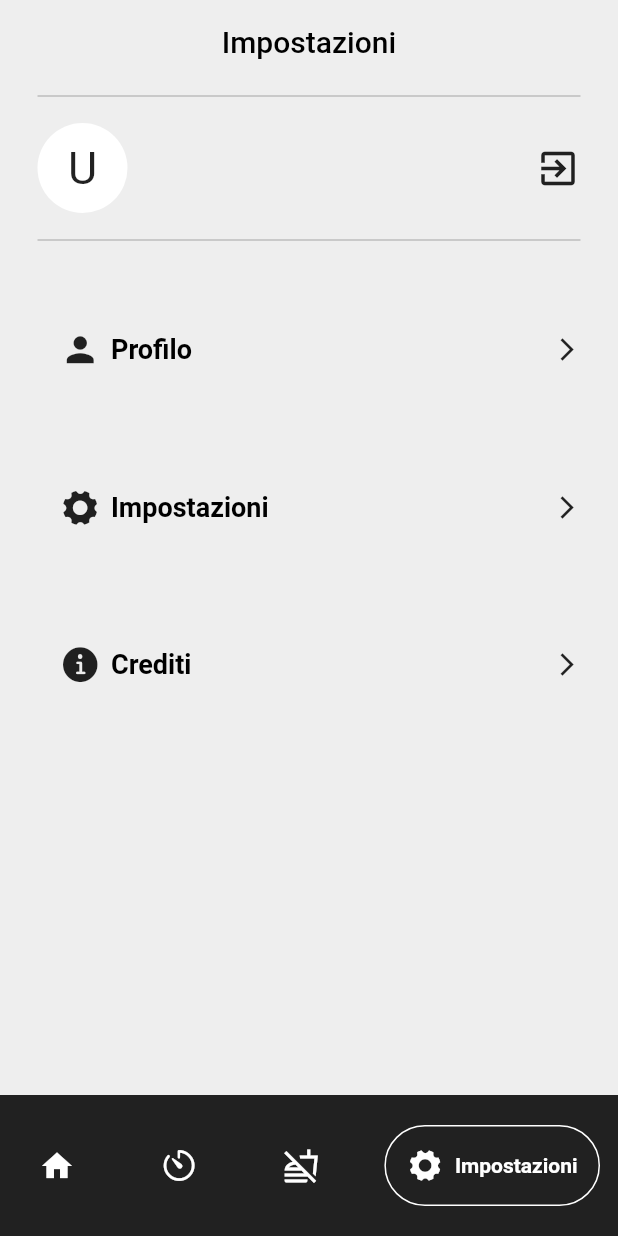
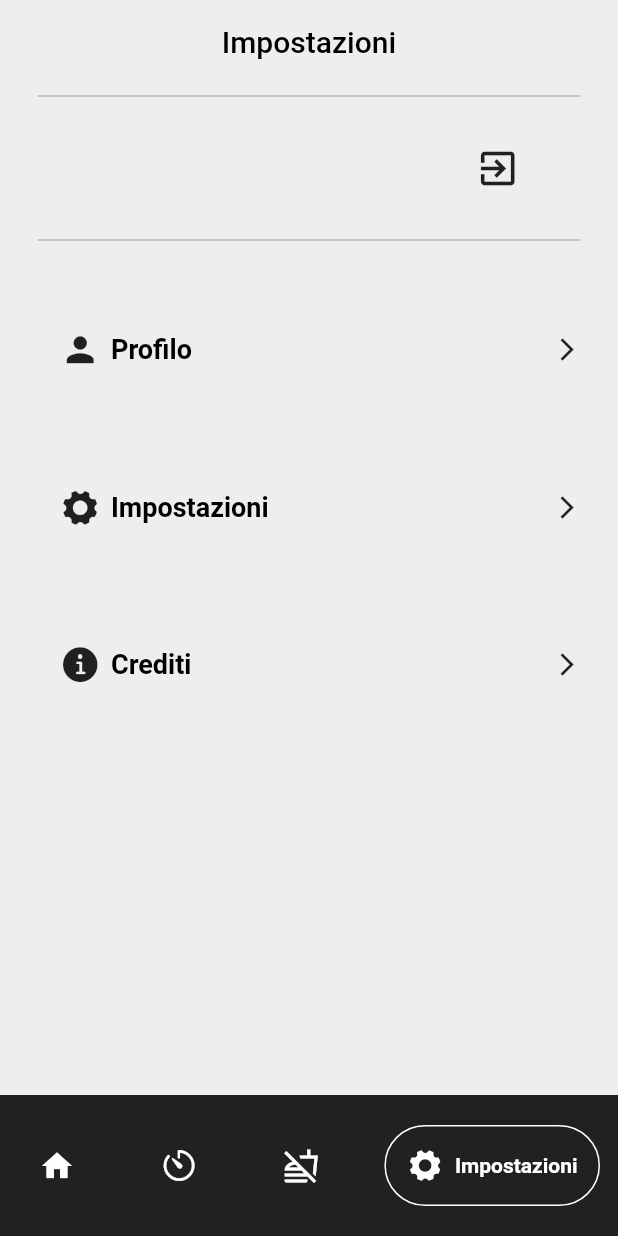
Before and after one commit to danchc/project01, a Flutter app: the screen it shows once a user with an empty profile is signed in, item 4 of the bottom bar chosen, after a tap on the "exit to app" icon, on a phone screen of 412 x 824 dp. Run offline on Flutter 3.47's test engine with Material 2 defaults, Android fonts, the phone set to English and light mode, and no system bars; drawn by our look-alikes of google_nav_bar; our stand-ins replace firebase_auth, firebase_core, fl_chart, flutter_slidable, flutter_svg, google_sign_in and 3 more; missing offline and left inert: dart:ffi; accounts and stored records are empty.

Commit message:
Implementata registrazione utente
Modificata pagina di registrazione
Modificata pagina profilo

```diff
--- a/lib/pages/logged/profilo.dart
+++ b/lib/pages/logged/profilo.dart
@@ -1,3 +1,5 @@
+import 'dart:math';
+
 import 'package:firebase_auth/firebase_auth.dart';
 import 'package:flutter/cupertino.dart';
 import 'package:flutter/material.dart';
@@ -52,34 +54,18 @@ class _ProfiloState extends State<Profilo> {
             Container(
               height: 80,
               child: Row(
-                mainAxisAlignment: MainAxisAlignment.spaceBetween,
+                mainAxisAlignment: MainAxisAlignment.spaceAround,
                 children: [
 
-                  /* foto profilo */
-                  Container(
-                    width: 60,
-                    alignment: Alignment.center,
-                    decoration: const BoxDecoration(
-                      shape: BoxShape.circle,
-                      color: Colors.white,
-                    ),
-                    child: const Text(
-                      'U',
-                      style: TextStyle(
-                        fontSize: 30,
-                      ),
-                    ),
-                  ),
-
                   /* nome utente */
-                  Padding(
-                    padding: const EdgeInsets.only(right: 100.0),
+                  Expanded(
                     child: Container(
+                      alignment: Alignment.center,
                       child: Text(
                         user.email!,
                         style: TextStyle(
                           fontFamily: 'Barlow',
-                          fontSize: 17,
+                          fontSize: 18,
                           fontWeight: FontWeight.bold,
                         ),
                       ),
@@ -87,12 +73,17 @@ class _ProfiloState extends State<Profilo> {
                   ),
 
                   /* exit button */
-                  GestureDetector(
-                    onTap: signOut,
-                    child: Container(
-                      child: const Icon(
-                        Icons.exit_to_app,
-                        size: 30,
+                  Flexible(
+                    fit: FlexFit.loose,
+                    child: GestureDetector(
+                      onTap: signOut,
+                      child: Container(
+                        width: 40,
+                        alignment: Alignment.center,
+                        child: const Icon(
+                          Icons.exit_to_app,
+                          size: 30,
+                        ),
                       ),
                     ),
                   ),
--- a/lib/pages/login_page.dart
+++ b/lib/pages/login_page.dart
@@ -232,6 +232,8 @@ class _LoginPageState extends State<LoginPage> {
 
                           GestureDetector(
                             onTap: () => {
+                              Navigator.pop(context),
+
                               Navigator.push(context,
                                   MaterialPageRoute(builder: (context) => RegisterPage()))
                             },
@@ -245,7 +247,8 @@ class _LoginPageState extends State<LoginPage> {
                             ),
                           )
                         ],
-                      )
+                      ),
+
                     ],
                   ),
                 )
--- a/lib/pages/welcome_page.dart
+++ b/lib/pages/welcome_page.dart
@@ -26,18 +26,24 @@ class WelcomePage extends StatelessWidget {
         child: Center(
           child: Column(
             children: [
-              const SizedBox(height: 80),
+
+              const SizedBox(height: 60,),
 
               //logo
-              Image.asset(
+              Container(
+                alignment: Alignment.center,
+                child: Image.asset(
                   'assets/images/mainicon.png',
-                height: 200,
+                  height: 180,
+                ),
               ),
 
-              const SizedBox(height: 50),
 
               //testo
-              const Text(
+              Expanded(
+                child: Container(
+                  alignment: Alignment.center,
+                  child: const Text(
                     'Benvenuto!',
                     style: TextStyle(
                         color: Colors.white,
@@ -45,17 +51,22 @@ class WelcomePage extends StatelessWidget {
                         fontWeight: FontWeight.bold,
                         fontFamily: 'Barlow'),
                   ),
-
-              const SizedBox(height: 17),
+                ),
+              ),
 
               //sottotitolo
-              const Text(
+              Expanded(
+                child: Container(
+                  alignment: Alignment.center,
+                  child: const Text(
                     'Sei pronto ad accettare la sfida?',
                     style: TextStyle(
                         color: Colors.white, fontSize: 20, fontFamily: 'Barlow'),
                   ),
+                ),
+              ),
 
-              const SizedBox(height: 25),
+              const SizedBox(height: 15),
 
               //bottoni
               MyButton(name: 'Login',
@@ -65,10 +76,9 @@ class WelcomePage extends StatelessWidget {
                 //print("Card tapped.")
               }),
 
-              const SizedBox(height: 50),
-
               //divisore
-              Padding(
+              Expanded(
+                child: Padding(
                   padding: const EdgeInsets.symmetric(horizontal: 25.0),
                   child: Row(children: [
                     Expanded(
@@ -92,8 +102,8 @@ class WelcomePage extends StatelessWidget {
                     ),
                   ]),
                 ),
+              ),
 
-              const SizedBox(height: 50),
 
               //bottone registrazione
               MyButton(name: 'Sign Up',
@@ -105,16 +115,25 @@ class WelcomePage extends StatelessWidget {
                 }
               ),
 
+
               const SizedBox(height: 50),
 
               //copyright
-              Center(
+              Expanded(
+                child: Center(
+                  child: Padding(
+                    padding: const EdgeInsets.all(8.0),
+                    child: Container(
+                      alignment: Alignment.center,
                       child: Text(
                         '© Daniel Checchia',
                         style: TextStyle(
                           color: Colors.white,
                           fontFamily: 'Barlow',
                           fontSize: 15,
+                        ),
+                      ),
+                    ),
                   ),
                 ),
               )
```
Also changed, not shown: lib/components/my-numberfield.dart (added, +44 -0 lines), lib/components/my-schedaallenamento.dart (+13 -10 lines), lib/pages/logged/add_allenamento.dart (+61 -3 lines), lib/pages/logged/allenamenti.dart (+8 -1 lines), lib/pages/register_page.dart (+98 -22 lines), 1 other file. Lines whose indentation alone changed are shown as unchanged.
